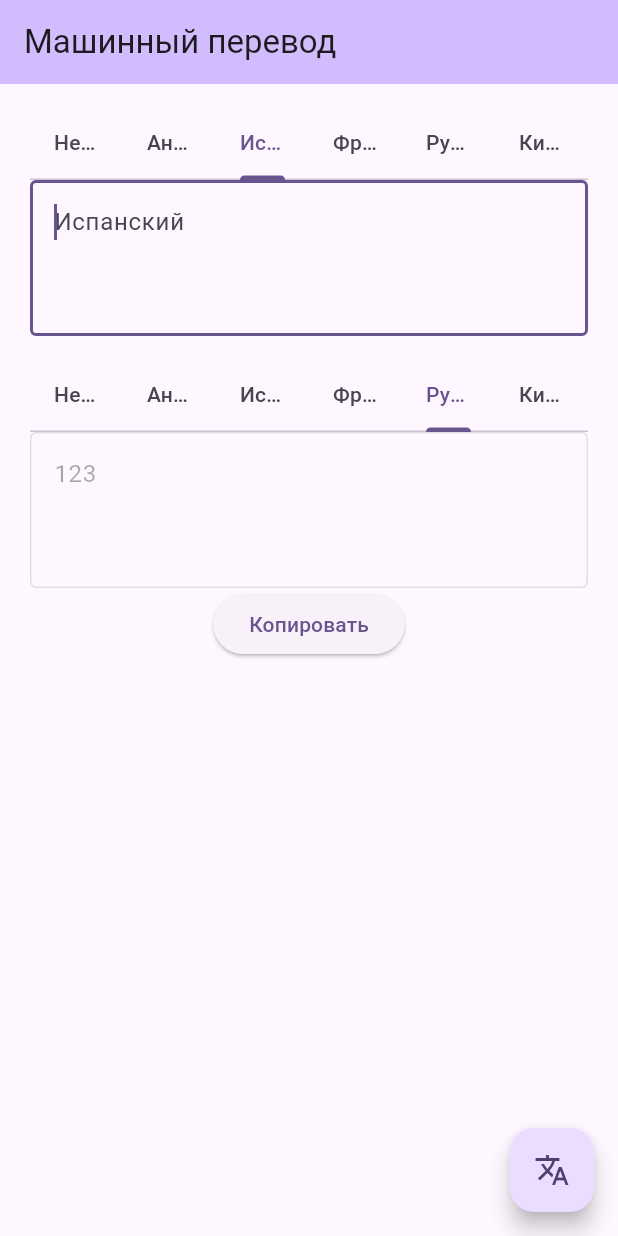
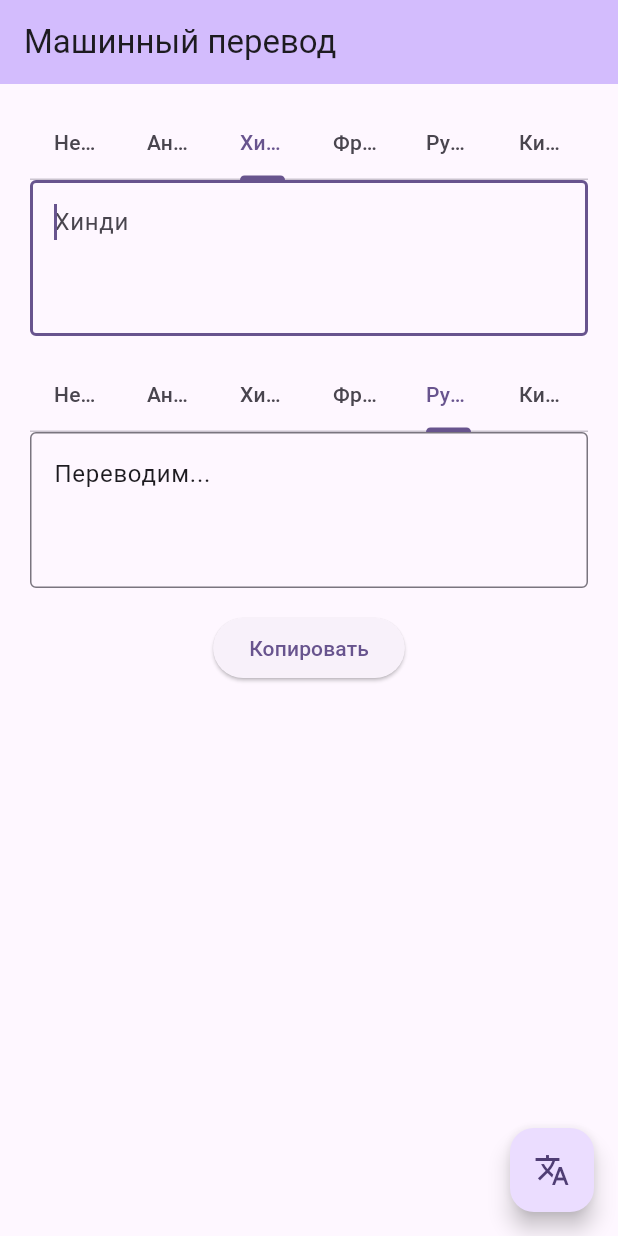
Before and after one commit to IvanBugaenko/NLPExtention, a Flutter app: the screen it shows after launch, tab 3 chosen, after a tap on the "translate" icon, on a phone screen of 412 x 824 dp. Run offline on Flutter 3.47's test engine with Material 3 defaults, Android fonts, the light colour scheme and no system bars; network calls fail.

Commit message:
df;odhfoodhkfp

```diff
--- a/lib/main.dart
+++ b/lib/main.dart
@@ -4,7 +4,6 @@ import 'dart:convert';
 import 'package:flutter/material.dart';
 import 'package:flutter/services.dart';
 import 'package:http/http.dart' as http;
-
 
 class TranslationResponse {
   final String text;
@@ -15,7 +14,8 @@ class TranslationResponse {
     return switch (json) {
       {
         'text': String text,
-      } => TranslationResponse(
+      } =>
+        TranslationResponse(
           text: text,
         ),
       _ => throw const FormatException('Failed to load album.'),
@@ -23,21 +23,29 @@ class TranslationResponse {
   }
 }
 
-// String translate(String text, String srcLang, String trgLang) {
-//   final queryParameters = {
-//     'text': text,
-//     'src_lang': srcLang,
-//     'trg_lang': trgLang
-//   };
+Future<TranslationResponse> translate(
+    String text, String srcLang, String trgLang) async {
+  final queryParameters = {
+    'text': text,
+    'src_lang': srcLang,
+    'trg_lang': trgLang
+  };
 
-//   Future<http.Response> response;
+  const url = 'http://localhost:1308/translation/translate';
 
-//   response = http.get(Uri.parse('http://localhost:1308/translation/translate').replace(queryParameters: queryParameters));
-
-//   var res = TranslationResponse.fromJson(jsonDecode(response.) as Map<String, dynamic>).text;
-//   print(res);
-//   return res;
-// }
+  try {
+    final response = await http.get(
+        Uri.parse(url).replace(queryParameters: queryParameters),
+        headers: {
+          "Access-Control-Allow-Origin": "*",
+          'Content-Type': 'application/json',
+          'Accept': '*/*'
+        });
+    return TranslationResponse.fromJson(jsonDecode(utf8.decode(response.bodyBytes)) as Map<String, dynamic>);
+  } catch (err) {
+    throw Exception('Failed to load album');
+  }
+}
 
 void main() {
   runApp(const TranslatorApp());
@@ -69,7 +77,8 @@ class TranslatorAppPage extends StatefulWidget {
   State<TranslatorAppPage> createState() => _MyHomePageState();
 }
 
-class _MyHomePageState extends State<TranslatorAppPage> with TickerProviderStateMixin{
+class _MyHomePageState extends State<TranslatorAppPage>
+    with TickerProviderStateMixin {
   final srcTextController = TextEditingController();
   final trgTextController = TextEditingController();
 
@@ -79,14 +88,12 @@ class _MyHomePageState extends State<TranslatorAppPage> with TickerProviderState
   late String srcLang;
   late String trgLang;
 
-  late String translation;
-
-  final url = 'http://localhost:1308/translation/translate';
+  late String message = 'Переводим...';
 
   Map<String, String> langToId = {
     'Немецкий': 'de_DE',
     'Английский': 'en_XX',
-    'Испанский': 'es_XX',
+    'Хинди': 'hi_IN',
     'Французский': 'fr_XX',
     'Русский': 'ru_RU',
     'Китайский': 'zh_CN',
@@ -97,12 +104,13 @@ class _MyHomePageState extends State<TranslatorAppPage> with TickerProviderState
   @override
   void initState() {
     super.initState();
-    srcTabController = TabController(length: langToId.keys.length, vsync: this, initialIndex: 1);
-    trgTabController = TabController(length: langToId.keys.length, vsync: this, initialIndex: 4);
+    srcTabController = TabController(
+        length: langToId.keys.length, vsync: this, initialIndex: 1);
+    trgTabController = TabController(
+        length: langToId.keys.length, vsync: this, initialIndex: 4);
     langList = langList = langToId.keys.toList();
     srcLang = 'Английский';
     trgLang = 'Русский';
-    translation = '123';
   }
 
   @override
@@ -126,24 +134,9 @@ class _MyHomePageState extends State<TranslatorAppPage> with TickerProviderState
     });
   }
 
-  void _getTranslation(String text, String srcLang, String trgLang) async {
-
-    final queryParameters = {
-      'text': text,
-      'src_lang': srcLang,
-      'trg_lang': trgLang
-    };
-
-    try {
-      final response = await http.get(Uri.parse(url).replace(queryParameters: queryParameters));
-      final res = TranslationResponse.fromJson(jsonDecode(response.body) as Map<String, dynamic>).text;
-    } catch (err) {
-
-    }
-
-    setState(() {
-
-    });
+  void _getTranslation(String text, String srcLang, String trgLang) {
+    trgTextController.text = message;
+    translate(text, srcLang, trgLang).then((value) => trgTextController.text = value.text);
   }
 
   @override
@@ -155,60 +148,70 @@ class _MyHomePageState extends State<TranslatorAppPage> with TickerProviderState
       ),
       body: Center(
         child: Padding(
-            padding: const EdgeInsets.only(left: 20, right: 20, top: 16, bottom: 16),
+            padding:
+                const EdgeInsets.only(left: 20, right: 20, top: 16, bottom: 16),
             child: Column(
               children: [
                 TabBar(
                   controller: srcTabController,
-                  tabs: [for (var name in langList) Tab(child: Text(name, overflow: TextOverflow.ellipsis,))],
+                  tabs: [
+                    for (var name in langList)
+                      Tab(
+                          child: Text(
+                        name,
+                        overflow: TextOverflow.ellipsis,
+                      ))
+                  ],
                   onTap: (int id) => _selectSrcLang(id),
                 ),
-
                 TextField(
                   controller: srcTextController,
                   autofocus: true,
                   maxLines: 3,
                   decoration: InputDecoration(
-                    border: const OutlineInputBorder(),
-                    hintText: srcLang
+                      border: const OutlineInputBorder(), hintText: srcLang),
                 ),
-                ),
-
                 const SizedBox(height: 16),
-
                 TabBar(
                   controller: trgTabController,
-                  tabs: [for (var name in langList) Tab(child: Text(name, overflow: TextOverflow.ellipsis,))],
+                  tabs: [
+                    for (var name in langList)
+                      Tab(
+                          child: Text(
+                        name,
+                        overflow: TextOverflow.ellipsis,
+                      ))
+                  ],
                   onTap: (int id) => _selectTrgLang(id),
                 ),
-
                 TextField(
                   controller: trgTextController,
-                  enabled: false,
+                  readOnly: true,
                   maxLines: 3,
                   decoration: InputDecoration(
                       border: const OutlineInputBorder(),
-                    hintText: translation
+                      hintText: trgLang),
                 ),
-                ),
-
+                const SizedBox(height: 16),
                 ElevatedButton(
                   onPressed: () {
-                    Clipboard.setData(ClipboardData(text: translation))
+                    Clipboard.setData(ClipboardData(text: trgTextController.text))
                         .then((_) {
-                      ScaffoldMessenger.of(context).showSnackBar(
-                          const SnackBar(content: Text('Скопировано в буфер обмена!')));
+                      ScaffoldMessenger.of(context).showSnackBar(const SnackBar(
+                          content: Text('Скопировано в буфер обмена!')));
                     });
                   },
                   child: const Text('Копировать'),
                 ),
               ],
-            )
-          ),
+            )),
       ),
       floatingActionButton: FloatingActionButton(
         onPressed: () => {
-          _getTranslation(srcTextController.text, langToId[langList[srcTabController.index]]!, langToId[langList[trgTabController.index]]!),
+          _getTranslation(
+              srcTextController.text,
+              langToId[langList[srcTabController.index]]!,
+              langToId[langList[trgTabController.index]]!),
         },
         tooltip: 'Перевести',
         child: const Icon(Icons.translate),
```
Lines whose indentation alone changed are shown as unchanged.
